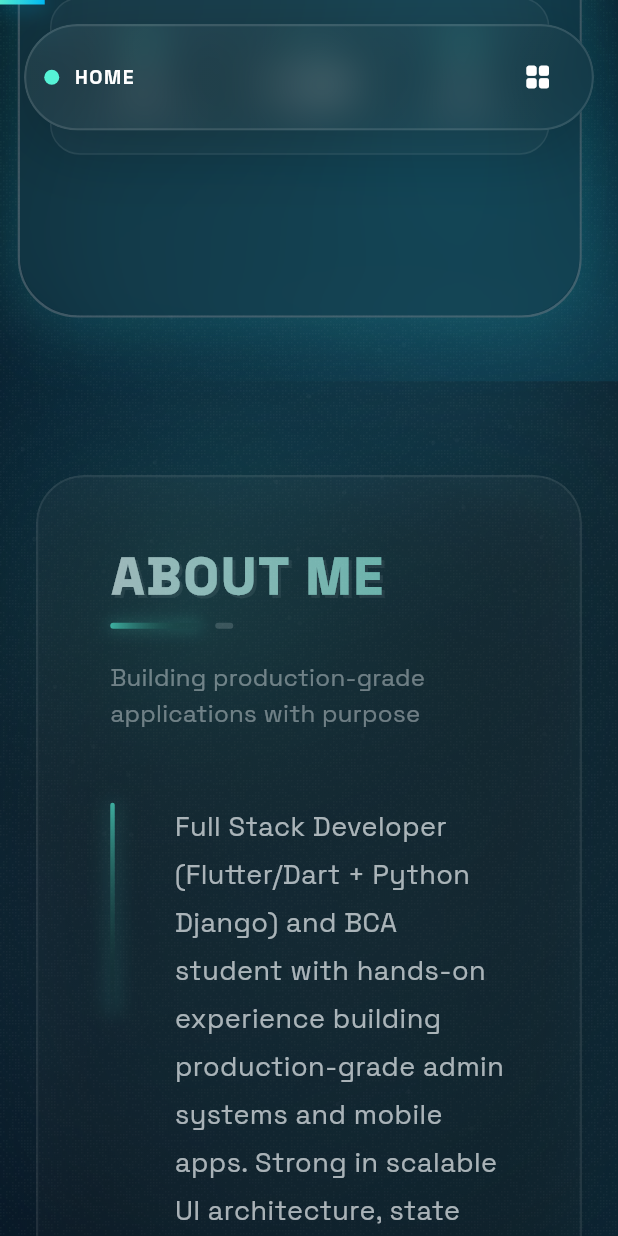
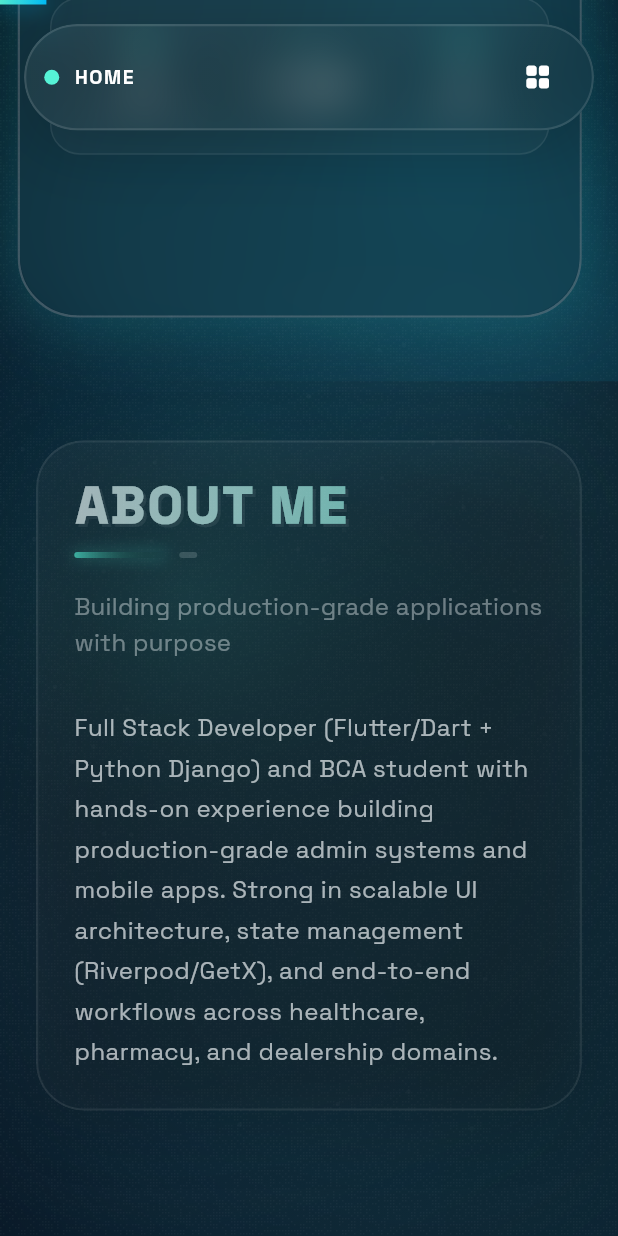
Before and after one commit to rajdutta234/my_portfolio, a Flutter app: the screen it shows after launch, scrolled down 576 dp, on a phone screen of 412 x 824 dp. Run offline on Flutter 3.47's test engine with Material 3 defaults, Android fonts, the phone set to English and light mode, and no system bars; drawn by our look-alikes of flutter_animate; our stand-ins replace font_awesome_flutter, google_fonts.

Commit message:
feat: implement responsive portfolio sections and update project documentation

```diff
--- a/lib/widgets/sections/about_section.dart
+++ b/lib/widgets/sections/about_section.dart
@@ -10,17 +10,19 @@ class AboutSection extends StatelessWidget {
 
   @override
   Widget build(BuildContext context) {
+    final bool mobile = MediaQuery.sizeOf(context).width < 800;
+
     return Center(
       child: ConstrainedBox(
         constraints: const BoxConstraints(maxWidth: 1200),
         child: Padding(
-          padding: const EdgeInsets.symmetric(horizontal: 24, vertical: 60),
+          padding: EdgeInsets.symmetric(horizontal: 24, vertical: mobile ? 40 : 60),
           child: Column(
             children: [
               // Main Bio Card
               RevealOnScroll(
                 child: GlassContainer(
-                  padding: const EdgeInsets.all(48),
+                  padding: EdgeInsets.all(mobile ? 24 : 48),
                   borderRadius: 32,
                   child: Column(
                     crossAxisAlignment: CrossAxisAlignment.start,
@@ -29,7 +31,19 @@ class AboutSection extends StatelessWidget {
                         title: 'About Me',
                         subtitle: 'Building production-grade applications with purpose',
                       ),
-                      const SizedBox(height: 48),
+                      SizedBox(height: mobile ? 32 : 48),
+                      if (mobile)
+                        Text(
+                          aboutText,
+                          style: const TextStyle(
+                            color: Colors.white,
+                            height: 1.7,
+                            fontSize: 16,
+                            fontWeight: FontWeight.w400,
+                            letterSpacing: 0.3,
+                          ),
+                        )
+                      else
                         Row(
                           crossAxisAlignment: CrossAxisAlignment.start,
                           children: [
@@ -79,46 +93,21 @@ class AboutSection extends StatelessWidget {
 
               // Personal & Hobbies Cards
               RevealOnScroll(
-                child: IntrinsicHeight(
+                child: mobile
+                  ? Column(
+                      children: [
+                        _PersonalInfoCard(),
+                        const SizedBox(height: 24),
+                        _HobbiesCard(),
+                      ],
+                    )
+                  : IntrinsicHeight(
                       child: Row(
                         crossAxisAlignment: CrossAxisAlignment.stretch,
                         children: [
-                      Expanded(
-                        flex: 3,
-                        child: GlassContainer(
-                          padding: const EdgeInsets.symmetric(horizontal: 32, vertical: 40),
-                          borderRadius: 24,
-                          child: Column(
-                            crossAxisAlignment: CrossAxisAlignment.start,
-                            children: [
-                              const _InfoSubTitle(title: 'PERSONAL DETAILS'),
-                              const SizedBox(height: 28),
-                              const _InfoRow(label: 'Born', value: '02 November 2005'),
-                              const _InfoRow(label: 'Nationality', value: 'Indian'),
-                              const _InfoRow(label: 'Languages', value: 'English, Hindi, Bengali'),
-                              const _InfoRow(label: 'Location', value: 'Kolkata, India'),
-                            ],
-                          ),
-                        ),
-                      ),
+                          Expanded(flex: 3, child: _PersonalInfoCard()),
                           const SizedBox(width: 32),
-                      Expanded(
-                        flex: 2,
-                        child: GlassContainer(
-                          padding: const EdgeInsets.symmetric(horizontal: 32, vertical: 40),
-                          borderRadius: 24,
-                          child: Column(
-                            crossAxisAlignment: CrossAxisAlignment.start,
-                            children: [
-                              const _InfoSubTitle(title: 'BEYOND CODE'),
-                              const SizedBox(height: 28),
-                              const _HobbyItem(icon: Icons.videocam_rounded, label: 'Content Creator'),
-                              const _HobbyItem(icon: Icons.sports_soccer_rounded, label: 'Football & Badminton'),
-                              const _HobbyItem(icon: Icons.flight_rounded, label: 'Travel Lifestyle'),
-                            ],
-                          ),
-                        ),
-                      ),
+                          Expanded(flex: 2, child: _HobbiesCard()),
                         ],
                       ),
                     ),
@@ -130,6 +119,48 @@ class AboutSection extends StatelessWidget {
     );
   }
 }
+
+class _PersonalInfoCard extends StatelessWidget {
+  @override
+  Widget build(BuildContext context) {
+    return GlassContainer(
+      padding: const EdgeInsets.symmetric(horizontal: 32, vertical: 40),
+      borderRadius: 24,
+      child: Column(
+        crossAxisAlignment: CrossAxisAlignment.start,
+        children: const [
+          _InfoSubTitle(title: 'PERSONAL DETAILS'),
+          SizedBox(height: 28),
+          _InfoRow(label: 'Born', value: '02 November 2005'),
+          _InfoRow(label: 'Nationality', value: 'Indian'),
+          _InfoRow(label: 'Languages', value: 'English, Hindi, Bengali'),
+          _InfoRow(label: 'Location', value: 'Kolkata, India'),
+        ],
+      ),
+    );
+  }
+}
+
+class _HobbiesCard extends StatelessWidget {
+  @override
+  Widget build(BuildContext context) {
+    return GlassContainer(
+      padding: const EdgeInsets.symmetric(horizontal: 32, vertical: 40),
+      borderRadius: 24,
+      child: Column(
+        crossAxisAlignment: CrossAxisAlignment.start,
+        children: const [
+          _InfoSubTitle(title: 'BEYOND CODE'),
+          SizedBox(height: 28),
+          _HobbyItem(icon: Icons.videocam_rounded, label: 'Content Creator'),
+          _HobbyItem(icon: Icons.sports_soccer_rounded, label: 'Football & Badminton'),
+          _HobbyItem(icon: Icons.flight_rounded, label: 'Travel Lifestyle'),
+        ],
+      ),
+    );
+  }
+}
+
 
 class _InfoSubTitle extends StatelessWidget {
   const _InfoSubTitle({required this.title});
--- a/lib/widgets/sections/hero_section.dart
+++ b/lib/widgets/sections/hero_section.dart
@@ -9,6 +9,8 @@ import '../common/typing_text.dart';
 import '../common/parallax_layer.dart';
 import '../common/magnetic.dart';
 import '../common/perspective_card.dart';
+import 'package:font_awesome_flutter/font_awesome_flutter.dart';
+
 
 class HeroSection extends StatefulWidget {
   const HeroSection({super.key, required this.onViewProjects});
@@ -484,29 +486,30 @@ class _HeroSectionState extends State<HeroSection> {
                                                       MainAxisAlignment.center,
                                                   children: [
                                                     _SocialIcon(
-                                                      icon: Icons.link,
+                                                      icon: const FaIcon(FontAwesomeIcons.linkedin, color: Colors.white, size: 28),
                                                       url: linkedinUrl,
                                                       label: 'LinkedIn',
                                                     ),
                                                     const SizedBox(width: 14),
                                                     _SocialIcon(
-                                                      icon: Icons.facebook,
+                                                      icon: const FaIcon(FontAwesomeIcons.facebook, color: Colors.white, size: 28),
                                                       url: facebookUrl,
                                                       label: 'Facebook',
                                                     ),
                                                     const SizedBox(width: 14),
                                                     _SocialIcon(
-                                                      icon: Icons
-                                                          .camera_alt_rounded,
+                                                      icon: const FaIcon(FontAwesomeIcons.instagram, color: Colors.white, size: 28),
                                                       url: instagramUrl,
                                                       label: 'Instagram',
                                                     ),
                                                     const SizedBox(width: 14),
                                                     _SocialIcon(
-                                                      icon: Icons.code,
+                                                      icon: const FaIcon(FontAwesomeIcons.github, color: Colors.white, size: 28),
                                                       url: githubUrl,
                                                       label: 'GitHub',
                                                     ),
+
+
                                                   ],
                                                 ).animate().fadeIn(
                                                   delay: 1.2.seconds,
@@ -640,7 +643,9 @@ class _SocialIcon extends StatelessWidget {
     required this.url,
     required this.label,
   });
-  final IconData icon;
+  final Widget icon;
+
+
   final String url;
   final String label;
 
@@ -660,7 +665,8 @@ class _SocialIcon extends StatelessWidget {
               borderRadius: BorderRadius.circular(16),
               border: Border.all(color: Colors.white24),
             ),
-            child: Icon(icon, color: Colors.white, size: 28),
+            child: icon,
+
           ),
         ),
       ),
--- a/pubspec.yaml
+++ b/pubspec.yaml
@@ -39,6 +39,7 @@ dependencies:
   url_launcher: ^6.3.1
   flutter_animate: ^4.5.0
   vector_math: ^2.2.0
+  font_awesome_flutter: ^11.0.0
 
 dev_dependencies:
   flutter_test:
```
Also changed, not shown: lib/widgets/sections/contact_section.dart (+14 -7 lines), pubspec.lock, 1 other file. Lines whose indentation alone changed are shown as unchanged.
